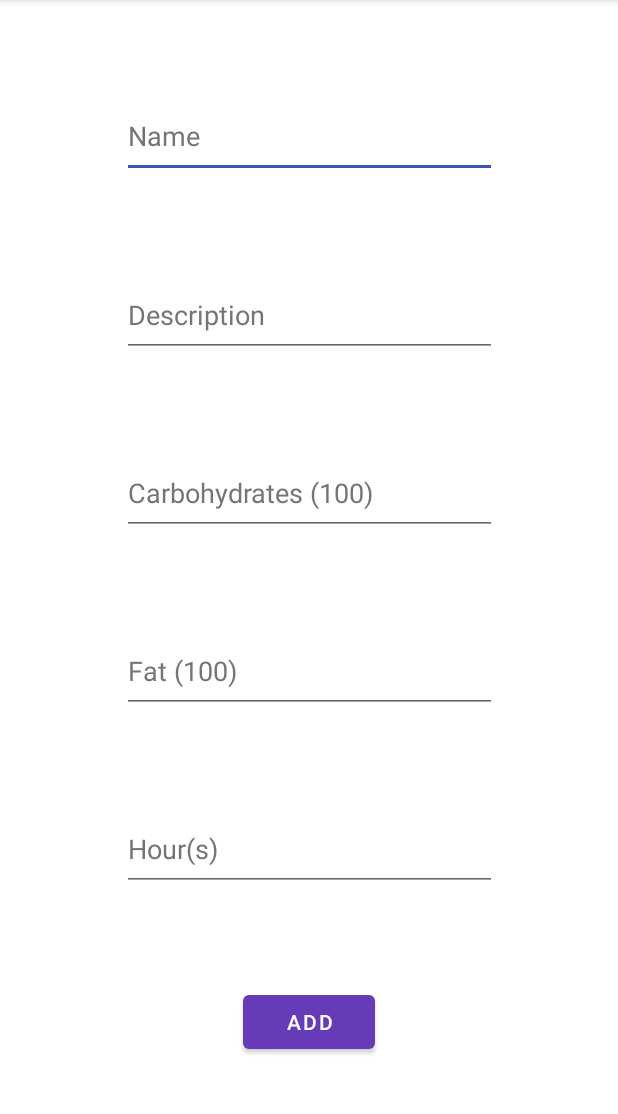
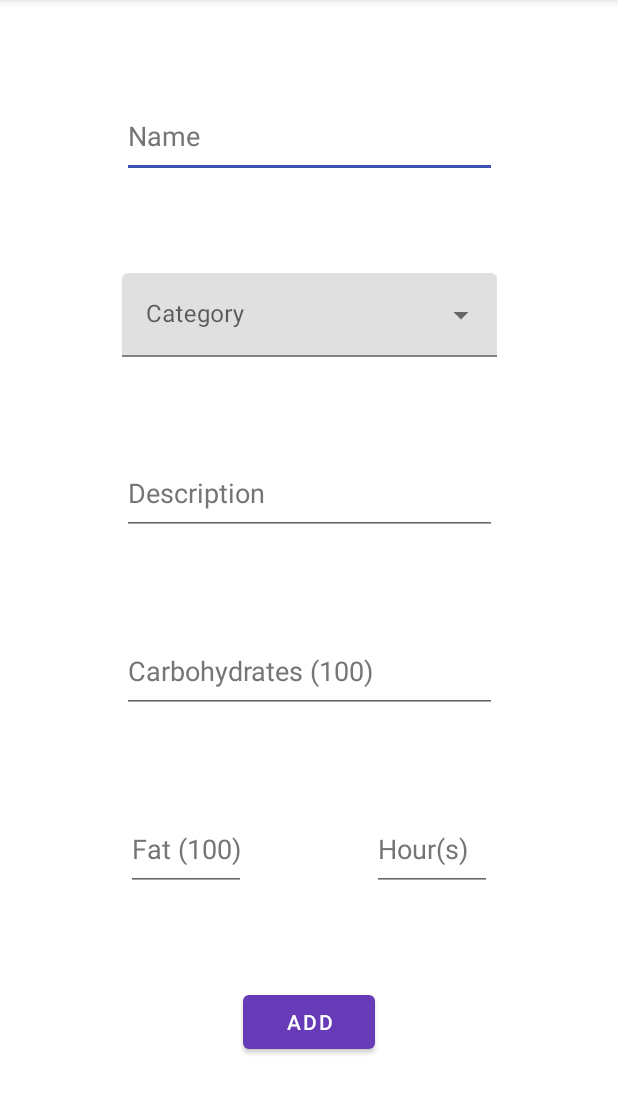
Before and after one commit to Raftys/DiabCalc, an Android app: the AddActivity screen opened directly, with no data from a screen before it, on a phone screen of 412 x 824 dp, the part 84-1198 px from its top. Run offline under Robolectric (Android 15) with nearby library versions, the phone set to English and light mode, and no system bars; 3 statements that could not run were skipped.

Commit message:
interface changes, description category added

```diff
--- a/app/build.gradle
+++ b/app/build.gradle
@@ -32,6 +32,7 @@ dependencies {
     implementation 'androidx.appcompat:appcompat:1.4.2'
     implementation 'com.google.android.material:material:1.6.1'
     implementation 'androidx.constraintlayout:constraintlayout:2.1.4'
+    implementation 'androidx.drawerlayout:drawerlayout:1.1.1'
     testImplementation 'junit:junit:4.13.2'
     androidTestImplementation 'androidx.test.ext:junit:1.1.3'
     androidTestImplementation 'androidx.test.espresso:espresso-core:3.4.0'
--- a/app/src/main/java/com/example/diabcalc/AddActivity.java
+++ b/app/src/main/java/com/example/diabcalc/AddActivity.java
@@ -1,9 +1,13 @@
 package com.example.diabcalc;
 
 import android.content.Context;
+import android.widget.ArrayAdapter;
+import android.widget.AutoCompleteTextView;
 import android.widget.Button;
 import android.widget.EditText;
 import android.widget.Toast;
+
+import androidx.appcompat.app.AlertDialog;
 import androidx.appcompat.app.AppCompatActivity;
 import android.os.Bundle;
 import java.util.ArrayList;
@@ -18,6 +22,9 @@ import java.util.ArrayList;
 public class AddActivity extends AppCompatActivity {
 
     private Context context;
+    private AutoCompleteTextView autoCompleteTextView;
+    ArrayAdapter<String> arrayAdapter;
+    ArrayList<String> categories;
 
     @Override
     protected void onCreate(Bundle savedInstanceState) {
@@ -28,12 +35,24 @@ public class AddActivity extends AppCompatActivity {
         EditText carbohydrates = findViewById(R.id.carbohydrates);
         EditText fat = findViewById(R.id.fat);
         EditText hour = findViewById(R.id.hour);
+        EditText description = findViewById(R.id.description);
         context = this;
 
         fat.setHint(getResources().getString(R.string.fat) + " (100)");
         carbohydrates.setHint(getResources().getString(R.string.carbohydrates) +" (100)");
 
-        String category="category";
+        autoCompleteTextView = (AutoCompleteTextView)findViewById(R.id.autoTextview);
+        sqlHandler sqlHandler = new sqlHandler(this, null,1);
+        categories = sqlHandler.getCategories();
+        arrayAdapter = new ArrayAdapter<>(
+                AddActivity.this,
+                android.R.layout.simple_list_item_1,
+                categories
+        );
+        autoCompleteTextView.setAdapter(arrayAdapter);
+        autoCompleteTextView.setThreshold(1);
+
+
 
         Button add = findViewById(R.id.addFoodToDB);
 
@@ -44,23 +63,49 @@ public class AddActivity extends AppCompatActivity {
                     !hour.getText().toString().isEmpty()) {
                 if (nameExist(name.getText().toString().trim().substring(0, 1).toUpperCase() + name.getText().toString().trim().substring(1)))
                     Toast.makeText(AddActivity.this, getResources().getString(R.string.foodExists), Toast.LENGTH_SHORT).show();
+                int k = generateId(sqlHandler);
+                Food food = new Food(k,
+                        name.getText().toString().trim().substring(0, 1).toUpperCase() + name.getText().toString().trim().substring(1),
+                        "null",
+                        description.getText().toString(),
+                        Double.parseDouble(carbohydrates.getText().toString()),
+                        Double.parseDouble(fat.getText().toString()),
+                        Double.parseDouble(hour.getText().toString()),
+                        100,
+                        1);
+                if(!categories.contains(autoCompleteTextView.getText().toString())) {
+                    food.setFoodCategory(autoCompleteTextView.getText().toString());
+                    addCategory(sqlHandler, food);
+                }
                 else {
-                    sqlHandler sqlHandler = new sqlHandler(context, null, 1);
-                    int k = generateId(sqlHandler);
-                    sqlHandler.addFood(new Food(k,
-                            name.getText().toString().trim().substring(0, 1).toUpperCase() + name.getText().toString().trim().substring(1),
-                            category,
-                            Double.parseDouble(carbohydrates.getText().toString()),
-                            Double.parseDouble(fat.getText().toString()),
-                            Double.parseDouble(hour.getText().toString()),
-                            100,
-                            1));
-                    Toast.makeText(AddActivity.this, getResources().getString(R.string.foodAdded), Toast.LENGTH_SHORT).show();
+                    food.setFoodCategory(autoCompleteTextView.getText().toString());
+                    addFood(sqlHandler,food);
                 }
             } else {
                 Toast.makeText(AddActivity.this, getResources().getString(R.string.notEnoughInformation), Toast.LENGTH_SHORT).show();
+                System.out.println(autoCompleteTextView.getText());
+
             }
         });
+    }
+
+    public void addCategory(sqlHandler sqlHandler, Food food) {
+        AlertDialog.Builder builder = new AlertDialog.Builder(context);
+        builder.setMessage(getResources().getString(R.string.categoryAdd))
+                .setPositiveButton(getResources().getString(R.string.yes), (dialog, id) -> {
+                    addFood(sqlHandler,food);
+                    categories = new ArrayList<>();
+                    categories = sqlHandler.getCategories();
+                    arrayAdapter = new ArrayAdapter<>(
+                            AddActivity.this,
+                            android.R.layout.simple_list_item_1,
+                            categories
+                    );
+                    autoCompleteTextView.setAdapter(arrayAdapter);
+                    autoCompleteTextView.setThreshold(1);
+                }).setNegativeButton(getResources().getString(R.string.no), (dialog, id) -> {
+                });
+        builder.create().show();
     }
 
     public boolean nameExist(String name) {
@@ -77,4 +122,9 @@ public class AddActivity extends AppCompatActivity {
         return foods.get(foods.size() - 1).getFoodId() + 1;
     }
 
+    public void addFood(sqlHandler sqlHandler, Food food) {
+        sqlHandler.addFood(food);
+        Toast.makeText(AddActivity.this, getResources().getString(R.string.foodAdded), Toast.LENGTH_SHORT).show();
+    }
+
 }
--- a/app/src/main/java/com/example/diabcalc/DeleteActivity.java
+++ b/app/src/main/java/com/example/diabcalc/DeleteActivity.java
@@ -70,7 +70,6 @@ public class DeleteActivity extends AppCompatActivity {
                                     android.R.layout.simple_list_item_1,
                                     arrayList
                             );
-                            foods_list = findViewById(R.id.list_to_delete);
                             foods_list.setAdapter(adapter);
                         } else
                             Toast.makeText(DeleteActivity.this, getResources().getString(R.string.error), Toast.LENGTH_SHORT).show();
--- a/app/src/main/java/com/example/diabcalc/MainPage.java
+++ b/app/src/main/java/com/example/diabcalc/MainPage.java
@@ -44,8 +44,6 @@ public class MainPage extends AppCompatActivity {
         super.onCreate(savedInstanceState);
         setContentView(R.layout.activity_main_page);
 
-        sqlHandler sqlHandler = new sqlHandler( this,null,1);
-        sqlHandler.importDatabase();
         getFoods();
 
         Button start = findViewById(R.id.start);
@@ -121,6 +119,8 @@ public class MainPage extends AppCompatActivity {
 
     private void getFoods() {
         sqlHandler sqlHandler = new sqlHandler(this, null, 1);
+        if(!getDatabasePath("data").exists())
+            sqlHandler.importDatabase();
         foods = new ArrayList<>();
         foods = sqlHandler.getAll();
     }
--- a/app/src/main/java/com/example/diabcalc/ThirdActivity.java
+++ b/app/src/main/java/com/example/diabcalc/ThirdActivity.java
@@ -56,6 +56,7 @@ public class ThirdActivity extends AppCompatActivity {
         ArrayList<String> list = new ArrayList<>();
         for (Food f : finalFoods)
             list.add(getResources().getString(R.string.name) + ": " + f.getFoodName() +
+                    "\n" + getResources().getString(R.string.category) + ": " + f.getFoodCategory() +
                     "\n" + getResources().getString(R.string.grammars) + ": " + String.format("%.2f", f.getFoodGrammar()) +
                     "\n" + getResources().getString(R.string.carbohydrates) + ": " + String.format("%.2f", f.getFoodCar()) +
                     "\n" + getResources().getString(R.string.fat) + ": " + String.format("%.2f", f.getFoodFat()) +
--- a/app/src/main/res/layout-land/activity_add.xml
+++ b/app/src/main/res/layout-land/activity_add.xml
@@ -14,27 +14,58 @@
         android:importantForAutofill="no"
         android:inputType="text"
         android:textColorHint="#757575"
+        app:layout_constraintTop_toTopOf="parent"
+        app:layout_constraintBottom_toTopOf="@+id/category_menu"
+        app:layout_constraintStart_toStartOf="parent"
+        app:layout_constraintEnd_toStartOf="@+id/carbohydrates" />
+
+    <com.google.android.material.textfield.TextInputLayout
+        android:id="@+id/category_menu"
+        style="@style/Widget.MaterialComponents.TextInputLayout.FilledBox.ExposedDropdownMenu"
+        android:layout_width="190dp"
+        android:layout_height="56dp"
+        android:hint="@string/category"
+        app:layout_constraintTop_toBottomOf="@+id/name"
         app:layout_constraintBottom_toTopOf="@+id/description"
-        app:layout_constraintEnd_toEndOf="parent"
-        app:layout_constraintHorizontal_bias="0.186"
         app:layout_constraintStart_toStartOf="parent"
-        app:layout_constraintTop_toTopOf="parent"
-        app:layout_constraintVertical_bias="0.568" />
+        app:layout_constraintEnd_toStartOf="@+id/fat">
+
+        <AutoCompleteTextView
+            android:id="@+id/autoTextview"
+            android:layout_width="match_parent"
+            android:layout_height="match_parent"
+            android:inputType="text"
+            tools:layout_editor_absoluteX="0dp"
+            tools:layout_editor_absoluteY="249dp" />
+
+
+    </com.google.android.material.textfield.TextInputLayout>
+
+    <EditText
+        android:id="@+id/description"
+        android:layout_width="190dp"
+        android:layout_height="56dp"
+        android:hint="@string/description"
+        android:inputType="text"
+        android:textColorHint="#757575"
+        app:layout_constraintTop_toBottomOf="@+id/category_menu"
+        app:layout_constraintBottom_toTopOf="@+id/addFoodToDB"
+        app:layout_constraintStart_toStartOf="parent"
+        app:layout_constraintEnd_toStartOf="@+id/hour"
+        android:importantForAutofill="no" />
 
     <EditText
         android:id="@+id/carbohydrates"
         android:layout_width="190dp"
-        android:layout_height="55dp"
+        android:layout_height="56dp"
         android:hint="@string/carbohydrates"
         android:importantForAutofill="no"
         android:inputType="numberDecimal"
         android:textColorHint="#757575"
-        app:layout_constraintBottom_toBottomOf="parent"
-        app:layout_constraintEnd_toEndOf="parent"
-        app:layout_constraintHorizontal_bias="0.805"
-        app:layout_constraintStart_toStartOf="parent"
         app:layout_constraintTop_toTopOf="parent"
-        app:layout_constraintVertical_bias="0.151" />
+        app:layout_constraintBottom_toTopOf="@+id/fat"
+        app:layout_constraintStart_toEndOf="@+id/name"
+        app:layout_constraintEnd_toEndOf="parent" />
 
     <EditText
         android:id="@+id/fat"
@@ -44,12 +75,10 @@
         android:importantForAutofill="no"
         android:inputType="numberDecimal"
         android:textColorHint="#757575"
-        app:layout_constraintBottom_toBottomOf="parent"
-        app:layout_constraintEnd_toEndOf="parent"
-        app:layout_constraintHorizontal_bias="0.805"
-        app:layout_constraintStart_toStartOf="parent"
-        app:layout_constraintTop_toTopOf="parent"
-        app:layout_constraintVertical_bias="0.44" />
+        app:layout_constraintTop_toBottomOf="@+id/carbohydrates"
+        app:layout_constraintBottom_toTopOf="@+id/hour"
+        app:layout_constraintStart_toEndOf="@+id/category_menu"
+        app:layout_constraintEnd_toEndOf="parent"/>
 
     <EditText
         android:id="@+id/hour"
@@ -59,40 +88,23 @@
         android:importantForAutofill="no"
         android:inputType="numberDecimal"
         android:textColorHint="#757575"
-        app:layout_constraintBottom_toBottomOf="parent"
-        app:layout_constraintEnd_toEndOf="parent"
-        app:layout_constraintHorizontal_bias="0.805"
-        app:layout_constraintStart_toStartOf="parent"
-        app:layout_constraintTop_toTopOf="parent"
-        app:layout_constraintVertical_bias="0.727" />
+        app:layout_constraintTop_toBottomOf="@+id/fat"
+        app:layout_constraintBottom_toTopOf="@+id/addFoodToDB"
+        app:layout_constraintStart_toEndOf="@+id/description"
+        app:layout_constraintEnd_toEndOf="parent"/>
 
-    <EditText
-        android:id="@+id/description"
-        android:layout_width="190dp"
-        android:layout_height="56dp"
-        android:layout_marginTop="120dp"
-        android:layout_marginBottom="32dp"
-        android:hint="@string/description"
-        android:importantForAutofill="no"
-        android:inputType="numberDecimal"
-        android:textColorHint="#757575"
-        app:layout_constraintBottom_toBottomOf="parent"
-        app:layout_constraintEnd_toEndOf="parent"
-        app:layout_constraintHorizontal_bias="0.186"
-        app:layout_constraintStart_toStartOf="parent"
-        app:layout_constraintTop_toTopOf="parent"
-        app:layout_constraintVertical_bias="0.463" />
 
     <Button
         android:id="@+id/addFoodToDB"
         android:layout_width="wrap_content"
         android:layout_height="wrap_content"
-        android:layout_marginBottom="8dp"
         android:text="@string/add"
         android:textColor="#FFFFFF"
+        app:layout_constraintTop_toBottomOf="@+id/hour"
         app:layout_constraintBottom_toBottomOf="parent"
+        app:layout_constraintStart_toStartOf="parent"
         app:layout_constraintEnd_toEndOf="parent"
-        app:layout_constraintStart_toStartOf="parent"
         tools:ignore="TextContrastCheck" />
 
+
 </androidx.constraintlayout.widget.ConstraintLayout>
--- a/app/src/main/res/layout-land/activity_third.xml
+++ b/app/src/main/res/layout-land/activity_third.xml
@@ -52,9 +52,7 @@
         android:layout_width="wrap_content"
         android:layout_height="wrap_content"
         android:layout_marginStart="8dp"
-        android:layout_marginLeft="8dp"
         android:layout_marginEnd="8dp"
-        android:layout_marginRight="8dp"
         android:background="@color/purple_3"
         android:text="@string/textview"
         android:textAppearance="@style/TextAppearance.AppCompat.Large"
--- a/app/src/main/res/layout/activity_add.xml
+++ b/app/src/main/res/layout/activity_add.xml
@@ -14,10 +14,32 @@
         android:importantForAutofill="no"
         android:inputType="text"
         android:textColorHint="#757575"
+        app:layout_constraintTop_toTopOf="parent"
+        app:layout_constraintBottom_toTopOf="@+id/category_menu"
+        app:layout_constraintStart_toStartOf="parent"
+        app:layout_constraintEnd_toEndOf="parent" />
+
+    <com.google.android.material.textfield.TextInputLayout
+        android:id="@+id/category_menu"
+        style="@style/Widget.MaterialComponents.TextInputLayout.FilledBox.ExposedDropdownMenu"
+        android:layout_width="250dp"
+        android:layout_height="56dp"
+        android:hint="@string/category"
+        app:layout_constraintTop_toBottomOf="@+id/name"
         app:layout_constraintBottom_toTopOf="@+id/description"
+        app:layout_constraintStart_toStartOf="parent"
         app:layout_constraintEnd_toEndOf="parent"
-        app:layout_constraintStart_toStartOf="parent"
-        app:layout_constraintTop_toTopOf="parent" />
+        tools:ignore="MissingConstraints">
+
+        <AutoCompleteTextView
+            android:id="@+id/autoTextview"
+            android:layout_width="match_parent"
+            android:layout_height="wrap_content"
+            android:inputType="text"
+            android:textColorHint="#616161"
+            tools:ignore="TextContrastCheck" />
+
+    </com.google.android.material.textfield.TextInputLayout>
 
     <EditText
         android:id="@+id/description"
@@ -27,48 +49,50 @@
         android:importantForAutofill="no"
         android:inputType="text"
         android:textColorHint="#757575"
+        app:layout_constraintTop_toBottomOf="@+id/category_menu"
         app:layout_constraintBottom_toTopOf="@+id/carbohydrates"
-        app:layout_constraintEnd_toEndOf="parent"
         app:layout_constraintStart_toStartOf="parent"
-        app:layout_constraintTop_toBottomOf="@+id/name" />
+        app:layout_constraintEnd_toEndOf="parent" />
 
     <EditText
         android:id="@+id/carbohydrates"
+        android:hint="@string/carbohydrates"
         android:layout_width="250dp"
         android:layout_height="56dp"
         android:importantForAutofill="no"
         android:inputType="numberDecimal"
         android:textColorHint="#757575"
+        app:layout_constraintTop_toBottomOf="@+id/description"
         app:layout_constraintBottom_toTopOf="@+id/fat"
-        app:layout_constraintEnd_toEndOf="parent"
         app:layout_constraintStart_toStartOf="parent"
-        app:layout_constraintTop_toBottomOf="@+id/description" />
+        app:layout_constraintEnd_toEndOf="parent" />
+
 
     <EditText
         android:id="@+id/fat"
-        android:layout_width="250dp"
+        android:hint="@string/fat"
+        android:layout_width="80dp"
         android:layout_height="56dp"
         android:importantForAutofill="no"
         android:inputType="numberDecimal"
         android:textColorHint="#757575"
-        app:layout_constraintBottom_toTopOf="@+id/hour"
-        app:layout_constraintEnd_toEndOf="parent"
+        app:layout_constraintTop_toBottomOf="@+id/carbohydrates"
+        app:layout_constraintBottom_toTopOf="@+id/addFoodToDB"
         app:layout_constraintStart_toStartOf="parent"
-        app:layout_constraintTop_toBottomOf="@+id/carbohydrates" />
+        app:layout_constraintEnd_toStartOf="@+id/hour" />
 
     <EditText
         android:id="@+id/hour"
-        android:layout_width="250dp"
+        android:layout_width="80dp"
         android:layout_height="56dp"
         android:hint="@string/hour"
         android:importantForAutofill="no"
         android:inputType="numberDecimal"
         android:textColorHint="#757575"
+        app:layout_constraintTop_toBottomOf="@+id/carbohydrates"
         app:layout_constraintBottom_toTopOf="@+id/addFoodToDB"
-        app:layout_constraintEnd_toEndOf="parent"
-        app:layout_constraintStart_toStartOf="parent"
-        app:layout_constraintTop_toBottomOf="@+id/fat" />
-
+        app:layout_constraintStart_toEndOf="@+id/fat"
+        app:layout_constraintEnd_toEndOf="parent" />
 
     <Button
         android:id="@+id/addFoodToDB"
@@ -76,10 +100,9 @@
         android:layout_height="wrap_content"
         android:text="@string/add"
         android:textColor="#FFFFFF"
+        app:layout_constraintTop_toBottomOf="@+id/hour"
         app:layout_constraintBottom_toBottomOf="parent"
-        app:layout_constraintEnd_toEndOf="parent"
         app:layout_constraintStart_toStartOf="parent"
-        app:layout_constraintTop_toBottomOf="@+id/hour"
-        tools:ignore="TextContrastCheck" />
+        app:layout_constraintEnd_toEndOf="parent"/>
 
 </androidx.constraintlayout.widget.ConstraintLayout>
--- a/app/src/main/res/values/strings.xml
+++ b/app/src/main/res/values/strings.xml
@@ -41,5 +41,9 @@
     <string name="menuAlreadyExists">Menu Name Already Exists</string>
     <string name="menuAdded">Menu Added To Favorites</string>
     <string name="description">Description</string>
+    <string name="category">Category</string>
+    <string name="categoryAdd">This Category Doesn\'t Exist. Do you want to add it?</string>
+    <string name="info_info">INFO,info</string>
+    <string name="noDescription">No Description</string>
 
 </resources>
```
Also changed, not shown: app/src/main/java/com/example/diabcalc/Food.java (+15 -2 lines), app/src/main/java/com/example/diabcalc/SecondActivity.java (+14 -3 lines), app/src/main/java/com/example/diabcalc/sqlHandler.java (+66 -39 lines), app/src/main/res/drawable/corner.xml (added, +16 -0 lines), app/src/main/res/layout-land/activity_second.xml (+15 -23 lines), app/src/main/res/layout/activity_second.xml (+16 -16 lines), app/src/main/assets/temp.db, 1 other file.
